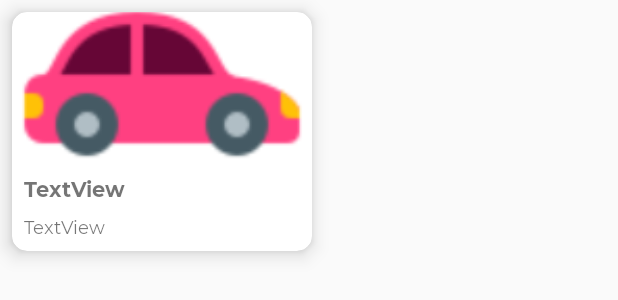
After one commit to ikaru19/CarArena, an Android app: the layout item_car.xml on its own in the app's theme, with its tools: preview values and no code run, on a phone screen of 412 x 824 dp. The commit adds this screen. Shown: the top 300 px of the screen. Run offline under Robolectric (Android 15) with nearby library versions, the phone set to English and light mode, and no system bars.

Commit message:
cars done

```diff
--- a/app/src/main/AndroidManifest.xml
+++ b/app/src/main/AndroidManifest.xml
@@ -3,6 +3,7 @@
     package="com.ikaru.cararena">
 
     <application
+        android:usesCleartextTraffic="true"
         android:allowBackup="true"
         android:icon="@mipmap/ic_launcher"
         android:label="@string/app_name"
--- a/app/src/main/java/com/ikaru/cararena/models/Car.kt
+++ /dev/null
@@ -1 +0,0 @@
-package com.ikaru.cararena.models
--- /dev/null
+++ b/app/src/main/res/layout/item_car.xml
@@ -0,0 +1,52 @@
+<?xml version="1.0" encoding="utf-8"?>
+
+<androidx.cardview.widget.CardView xmlns:android="http://schemas.android.com/apk/res/android"
+    xmlns:app="http://schemas.android.com/apk/res-auto"
+    xmlns:tools="http://schemas.android.com/tools"
+    android:layout_width="200dp"
+    android:layout_height="wrap_content"
+    app:cardElevation="8dp"
+    app:cardCornerRadius="10dp"
+    android:layout_margin="8dp">
+<androidx.constraintlayout.widget.ConstraintLayout
+    android:layout_marginBottom="8dp"
+    android:layout_height="match_parent"
+    android:layout_width="match_parent">
+
+    <ImageView
+        android:id="@+id/iv_item_car"
+        android:layout_width="0dp"
+        android:layout_height="100dp"
+        android:scaleType="centerCrop"
+        app:layout_constraintEnd_toEndOf="parent"
+        app:layout_constraintHorizontal_bias="0.498"
+        app:layout_constraintStart_toStartOf="parent"
+        app:layout_constraintTop_toTopOf="parent"
+        app:srcCompat="@drawable/car_logo2" />
+
+    <TextView
+        android:id="@+id/tv_title_item_car"
+        android:layout_width="wrap_content"
+        android:layout_height="wrap_content"
+        android:layout_marginStart="8dp"
+        android:layout_marginTop="8dp"
+        android:fontFamily="@font/monserrat_bold"
+        android:text="TextView"
+        android:textSize="14sp"
+        app:layout_constraintStart_toStartOf="parent"
+        app:layout_constraintTop_toBottomOf="@+id/iv_item_car" />
+
+    <TextView
+        android:id="@+id/tv_price_item_car"
+        android:layout_width="wrap_content"
+        android:layout_height="wrap_content"
+        android:layout_marginStart="8dp"
+        android:layout_marginTop="8dp"
+        android:fontFamily="@font/monserrat"
+        android:text="TextView"
+        android:textSize="12sp"
+        app:layout_constraintStart_toStartOf="parent"
+        app:layout_constraintTop_toBottomOf="@+id/tv_title_item_car" />
+</androidx.constraintlayout.widget.ConstraintLayout>
+
+</androidx.cardview.widget.CardView>
```
Also changed, not shown: app/build.gradle (+26 -0 lines), app/src/main/java/com/ikaru/cararena/activities/MainActivity.kt (+63 -4 lines), app/src/main/java/com/ikaru/cararena/adapters/CarAdapter.kt (added, +26 -0 lines), app/src/main/java/com/ikaru/cararena/dao/CarDao.kt (added, +21 -0 lines), app/src/main/java/com/ikaru/cararena/databases/CarRoomDatabase.kt (added, +28 -0 lines), app/src/main/java/com/ikaru/cararena/models/CarModel.kt (added, +72 -0 lines), app/src/main/java/com/ikaru/cararena/repository/CarRepository.kt (added, +89 -0 lines), app/src/main/java/com/ikaru/cararena/services/ApiService.kt (added, +10 -0 lines), app/src/main/java/com/ikaru/cararena/utils/DataRepository.kt (added, +15 -0 lines), app/src/main/res/layout/activity_main.xml (+11 -1 lines).
